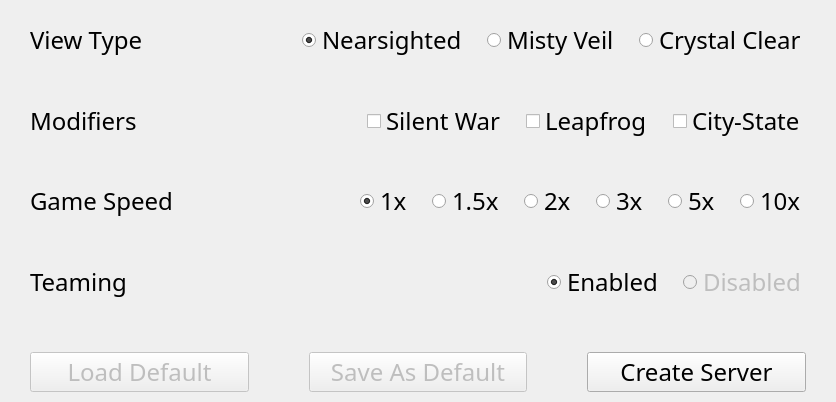
Qt form src/server/serverSettingsWindow/serverSettingsWindow.ui (Generals-OI/Generals.OI) before a commit.
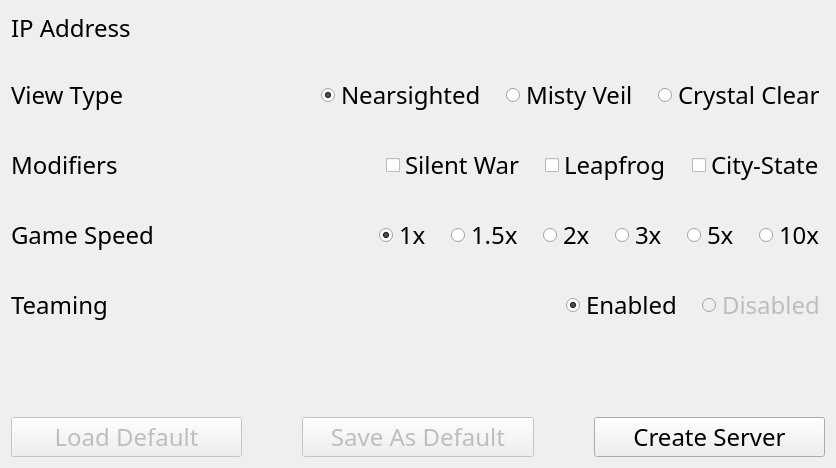
The same form after that commit.

Commit message:
feat: add ip address label in ServerSWindow
removed a message box in Server

Diff of the .ui file:
```diff
--- a/src/server/serverSettingsWindow/serverSettingsWindow.ui
+++ b/src/server/serverSettingsWindow/serverSettingsWindow.ui
@@ -7,7 +7,7 @@
     <x>0</x>
     <y>0</y>
     <width>836</width>
-    <height>402</height>
+    <height>468</height>
    </rect>
   </property>
   <property name="minimumSize">
@@ -32,39 +32,54 @@
   <property name="windowTitle">
    <string>ServerSettingsWindow</string>
   </property>
-  <layout class="QVBoxLayout" name="vlGameMode_2" stretch="10">
+  <layout class="QVBoxLayout" name="verticalLayout">
+   <item>
+    <layout class="QHBoxLayout" name="hlAddress">
    <property name="spacing">
-    <number>10</number>
-   </property>
-   <property name="leftMargin">
-    <number>10</number>
-   </property>
-   <property name="topMargin">
-    <number>10</number>
-   </property>
-   <property name="rightMargin">
-    <number>10</number>
-   </property>
-   <property name="bottomMargin">
-    <number>10</number>
-   </property>
+      <number>20</number>
+     </property>
+     <item>
+      <widget class="QLabel" name="lbAddress">
+       <property name="text">
+        <string>IP Address</string>
+       </property>
+      </widget>
+     </item>
+     <item>
+      <spacer name="horizontalSpacer">
+       <property name="orientation">
+        <enum>Qt::Horizontal</enum>
+       </property>
+       <property name="sizeHint" stdset="0">
+        <size>
+         <width>40</width>
+         <height>20</height>
+        </size>
+       </property>
+      </spacer>
+     </item>
+     <item>
+      <widget class="QLabel" name="lbAddressContent">
+       <property name="text">
+        <string/>
+       </property>
+      </widget>
+     </item>
+    </layout>
+   </item>
    <item>
-    <layout class="QVBoxLayout" name="vlWidgets">
-     <property name="spacing">
-      <number>10</number>
+    <spacer name="verticalSpacer">
+     <property name="orientation">
+      <enum>Qt::Vertical</enum>
      </property>
-     <property name="leftMargin">
-      <number>20</number>
+     <property name="sizeHint" stdset="0">
+      <size>
+       <width>20</width>
+       <height>20</height>
+      </size>
      </property>
-     <property name="topMargin">
-      <number>10</number>
-     </property>
-     <property name="rightMargin">
-      <number>20</number>
-     </property>
-     <property name="bottomMargin">
-      <number>0</number>
-     </property>
+    </spacer>
+   </item>
      <item>
       <layout class="QHBoxLayout" name="hlViewType">
        <property name="spacing">
@@ -364,6 +379,36 @@
        </item>
       </layout>
      </item>
+   <item>
+    <spacer name="verticalSpacer_2">
+     <property name="orientation">
+      <enum>Qt::Vertical</enum>
+     </property>
+     <property name="sizeHint" stdset="0">
+      <size>
+       <width>20</width>
+       <height>20</height>
+      </size>
+     </property>
+    </spacer>
+   </item>
+   <item>
+    <widget class="QLabel" name="lbMessage">
+     <property name="font">
+      <font>
+       <family>Quicksand Medium</family>
+       <pointsize>14</pointsize>
+       <stylestrategy>PreferAntialias</stylestrategy>
+      </font>
+     </property>
+     <property name="text">
+      <string/>
+     </property>
+     <property name="alignment">
+      <set>Qt::AlignCenter</set>
+     </property>
+    </widget>
+   </item>
      <item>
       <spacer name="vsButtons">
        <property name="orientation">
@@ -375,7 +420,7 @@
        <property name="sizeHint" stdset="0">
         <size>
          <width>20</width>
-         <height>40</height>
+       <height>30</height>
         </size>
        </property>
       </spacer>
@@ -491,8 +536,6 @@
           <string>Create Server</string>
          </property>
         </widget>
-       </item>
-      </layout>
      </item>
     </layout>
    </item>
```
Lines whose indentation alone changed are shown as unchanged. The commit also changes 2 other files.
